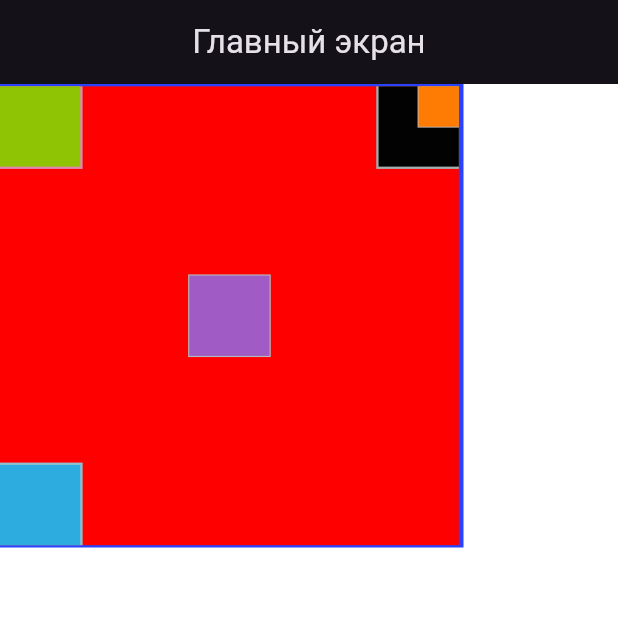
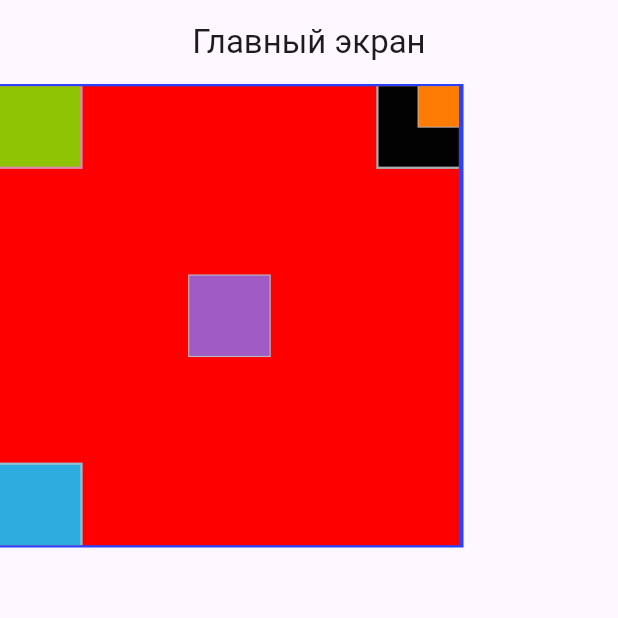
Before and after one commit to Henry2876/square_app, a Flutter app: the screen it shows after launch, on a phone screen of 412 x 824 dp, the top half of it. Run offline on Flutter 3.47's test engine with Material 3 defaults, Android fonts, the phone set to English and light mode, and no system bars.

Commit message:
Improve app
Fix list for Align Widget ang remove Container and update color variable names

```diff
--- a/lib/main.dart
+++ b/lib/main.dart
@@ -9,11 +9,10 @@ class MyApp extends StatelessWidget {
 
   @override
   Widget build(BuildContext context) {
-    return MaterialApp(
+    return const MaterialApp(
       title: addTitle,
       debugShowCheckedModeBanner: false,
-      theme: ThemeData.dark(),
-      home: const HomeScreen(),
+      home: HomeScreen(),
     );
   }
 }
--- a/lib/screens/screen_home.dart
+++ b/lib/screens/screen_home.dart
@@ -16,17 +16,12 @@ class HomeScreen extends StatelessWidget {
       ),
       body: Stack(
         children: [
-          Container(
-            width: double.infinity,
-            height: double.infinity,
-            color: colorSquare_1,
-          ),
           FractionallySizedBox(
             widthFactor: size_0750,
             child: AspectRatio(
               aspectRatio: size_1,
               child: Container(
-                color: colorSquare_2,
+                color: colorSquareBlue,
                 child: Align(
                   alignment: Alignment.centerLeft,
                   child: FractionallySizedBox(
@@ -34,18 +29,18 @@ class HomeScreen extends StatelessWidget {
                     child: AspectRatio(
                       aspectRatio: size_1,
                       child: Container(
-                        color: colorSquare_3,
+                        color: colorSquareRed,
                         child: Stack(
                           children: squareElements.map(
-                            (config) {
+                            (square) {
                               return Align(
-                                alignment: config['alignment'],
+                                alignment: square.alignment,
                                 child: FractionallySizedBox(
-                                  widthFactor: config['widthFactor'],
+                                  widthFactor: square.widthFactor,
                                   child: AspectRatio(
                                     aspectRatio: 1.0,
                                     child: Container(
-                                      color: config['color'],
+                                      color: square.color,
                                     ),
                                   ),
                                 ),
--- a/lib/utils/list_square.dart
+++ b/lib/utils/list_square.dart
@@ -2,15 +2,56 @@ import 'package:flutter/material.dart';
 import 'colors.dart';
 import 'sizes.dart';
 
-final List<Map<String, dynamic>> squareElements = [
-  {'alignment': Alignment.topLeft, 'widthFactor': size_0180, 'color': colorSquare_4},
-  {'alignment': Alignment.topLeft, 'widthFactor': size_0175, 'color': colorSquare_5},
-  {'alignment': Alignment.bottomLeft, 'widthFactor': size_0180, 'color': colorSquare_6},
-  {'alignment': Alignment.bottomLeft, 'widthFactor': size_0175, 'color': colorSquare_7},
-  {'alignment': Alignment.center, 'widthFactor': size_0180, 'color': colorSquare_8},
-  {'alignment': Alignment.center, 'widthFactor': size_0175, 'color': colorSquare_9},
-  {'alignment': Alignment.topRight, 'widthFactor': size_0180, 'color': colorSquare_10},
-  {'alignment': Alignment.topRight, 'widthFactor': size_0175, 'color': colorSquare_11},
-  {'alignment': Alignment.topRight, 'widthFactor': size_0090, 'color': colorSquare_12},
-  {'alignment': Alignment.topRight, 'widthFactor': size_0088, 'color': colorSquare_13},
+class SquareElement {
+  final Alignment alignment;
+  final double widthFactor;
+  final Color color;
+
+  SquareElement({
+    required this.alignment,
+    required this.widthFactor,
+    required this.color,
+  });
+}
+List<SquareElement> squareElements = [
+  SquareElement(
+      alignment: Alignment.topLeft,
+      widthFactor: size_0180,
+      color: colorSquareLightBlue),
+  SquareElement(
+      alignment: Alignment.topLeft,
+      widthFactor: size_0175,
+      color: colorSquareGreen),
+  SquareElement(
+      alignment: Alignment.bottomLeft,
+      widthFactor: size_0180,
+      color: colorSquareSkyBlue),
+  SquareElement(
+      alignment: Alignment.bottomLeft,
+      widthFactor: size_0175,
+      color: colorSquareCyan),
+  SquareElement(
+      alignment: Alignment.center,
+      widthFactor: size_0180,
+      color: colorSquareGrey),
+  SquareElement(
+      alignment: Alignment.center,
+      widthFactor: size_0175,
+      color: colorSquarePurple),
+  SquareElement(
+      alignment: Alignment.topRight,
+      widthFactor: size_0180,
+      color: colorSquareSilver),
+  SquareElement(
+      alignment: Alignment.topRight,
+      widthFactor: size_0175,
+      color: colorSquareBlack),
+  SquareElement(
+      alignment: Alignment.topRight,
+      widthFactor: size_0090,
+      color: colorSquareBeige),
+  SquareElement(
+      alignment: Alignment.topRight,
+      widthFactor: size_0088,
+      color: colorSquareOrange),
 ];
```
Also changed, not shown: lib/utils/colors.dart (+12 -13 lines).
